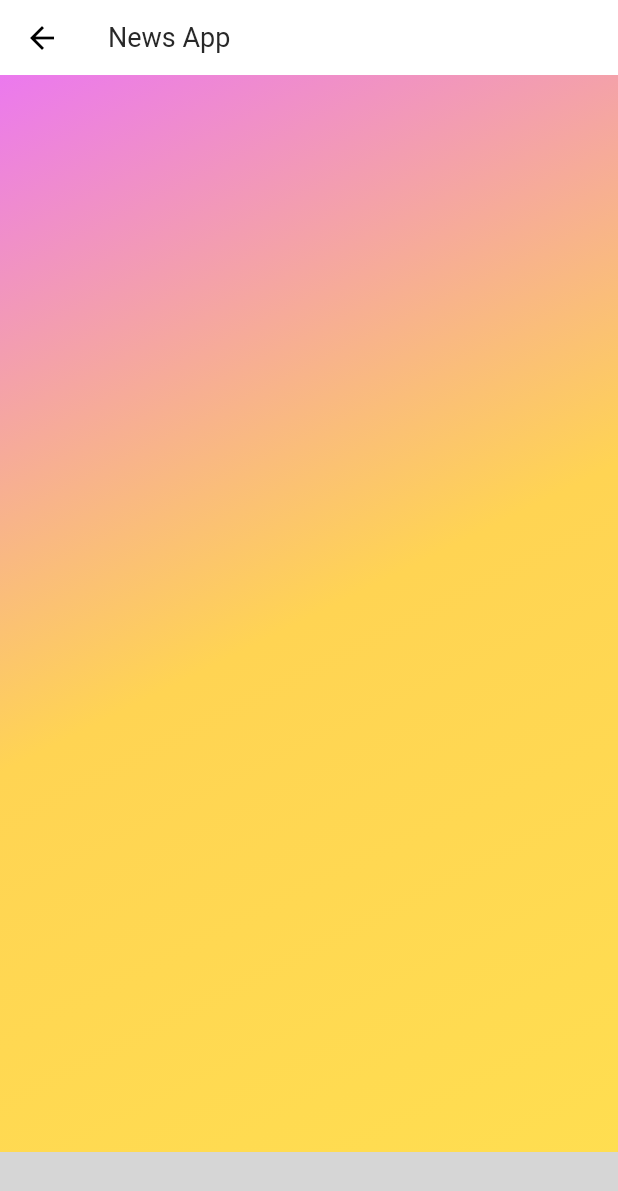
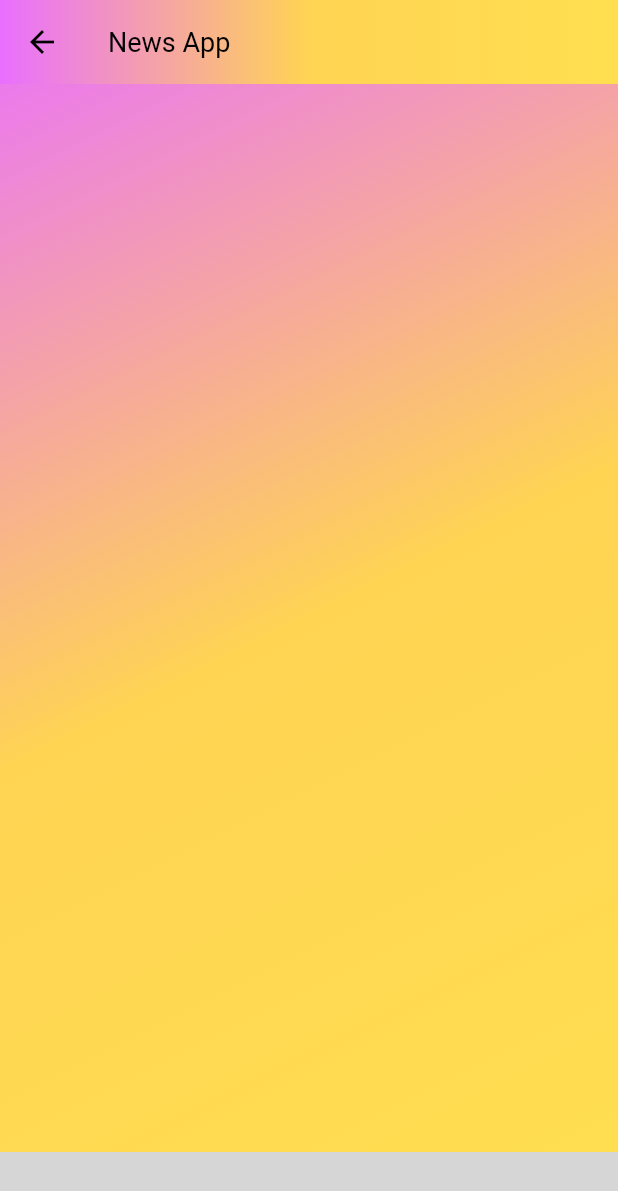
Before and after one commit to TanLocIT200600/do_an_flutter, a Flutter app: the MainScreen screen opened directly, on a phone screen of 412 x 824 dp. Shown: the top 1191 px of the screen. Run offline on Flutter 3.47's test engine with Material 2 defaults, Android fonts, the phone set to English and light mode, and no system bars; our stand-ins replace carousel_slider, dio, eva_icons_flutter, flutter_html, rxdart, timeago; missing offline and left inert: favorite_button, fluid_bottom_nav_bar; grey boxes are pictures that could not be loaded.

```diff
--- a/lib/screens/mainScreen.dart
+++ b/lib/screens/mainScreen.dart
@@ -38,13 +38,23 @@ class _MainScreenState extends State<MainScreen> {
       child: Scaffold(
         // backgroundColor: Colors.white,
         backgroundColor: Colors.transparent,
-        appBar: PreferredSize(
-          preferredSize: Size.fromHeight(50.0),
-          child: AppBar(
-            backgroundColor: Style.Colors.mainColor,
-            title: Text(
-              "News App",
-              style: TextStyle(color: Color.fromARGB(255, 40, 40, 40)),
+        appBar: AppBar(
+          title: const Text(
+            'News App',
+            textAlign: TextAlign.center,
+            style: TextStyle(color: Colors.black),
+          ),
+          flexibleSpace: Container(
+            decoration: const BoxDecoration(
+              gradient: LinearGradient(
+                begin: Alignment.centerLeft,
+                end: Alignment.centerRight,
+                colors: [
+                  Color.fromARGB(255, 233, 111, 255),
+                  Color.fromARGB(255, 255, 212, 83),
+                  Color.fromARGB(255, 255, 223, 80),
+                ],
+              ),
             ),
           ),
         ),
--- a/pubspec.yaml
+++ b/pubspec.yaml
@@ -36,6 +36,7 @@ dependencies:
   flutter_html: ^0.11.1
   url_launcher: ^5.5.0
   fluid_bottom_nav_bar: ^1.3.0
+  favorite_button: ^0.0.4
   # flutter_svg: ^0.20.0
 
 dev_dependencies:
```
Also changed, not shown: lib/components/tabs/sourceScreen.dart (+1 -12 lines), lib/screens/newsDetail.dart (+18 -11 lines), lib/screens/sourceDetail.dart (+72 -34 lines), lib/widgets/hotNews.dart (+21 -25 lines), pubspec.lock, 1 other file.
